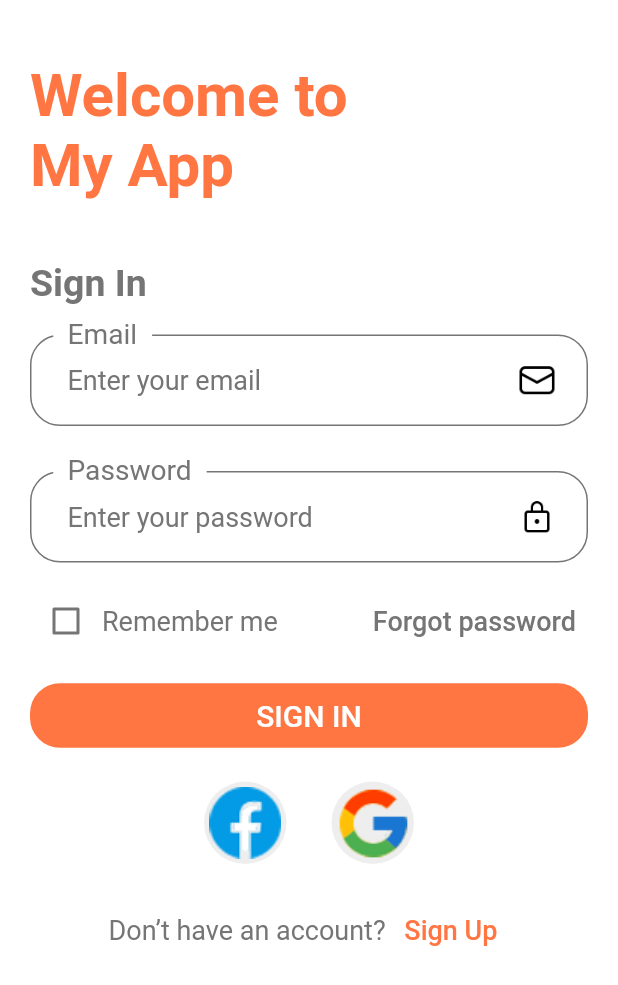
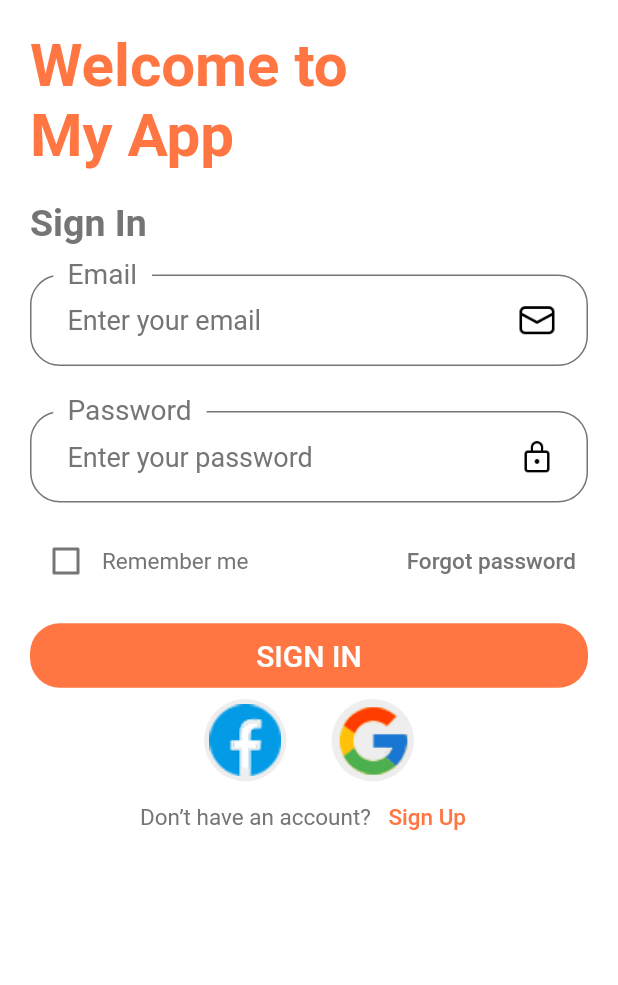
Before and after one commit to PhamChiNang151020/E-Commerce-App-Flutter-UI, a Flutter app: the screen it shows after launch, after a tap on "CONTINUE", on a phone screen of 412 x 824 dp. Shown: the top 985 px of the screen. Run offline on Flutter 3.47's test engine with Material 2 defaults, Android fonts, the phone set to English and light mode, and no system bars; missing offline and left inert: flutter_launcher_icons; Roboto replaces fonts that are missing (Kanit).

Commit message:
update SignInScreen & account

```diff
--- a/ecommerce_app/lib/screen/auth/signin/components/BodySignIn.dart
+++ b/ecommerce_app/lib/screen/auth/signin/components/BodySignIn.dart
@@ -23,10 +23,11 @@ class _BodySignInState extends State<BodySignIn> {
         child: Padding(
           padding: const EdgeInsets.symmetric(horizontal: 20),
           child: SingleChildScrollView(
+            physics: NeverScrollableScrollPhysics(),
             child: Column(
               crossAxisAlignment: CrossAxisAlignment.start,
               children: [
-                SizedBox(height: 40),
+                SizedBox(height: 20),
                 Text(
                   'Welcome to\nMy App',
                   style: TextStyle(
@@ -36,7 +37,7 @@ class _BodySignInState extends State<BodySignIn> {
                   ),
                   // textAlign: TextAlign.center,
                 ),
-                SizedBox(height: 40),
+                SizedBox(height: 20),
                 Padding(
                   padding: const EdgeInsets.only(bottom: 20),
                   child: Text(
@@ -50,16 +51,16 @@ class _BodySignInState extends State<BodySignIn> {
                   ),
                 ),
                 SignInForm(),
-                Padding(
-                  padding: const EdgeInsets.symmetric(vertical: 20),
-                  child: Row(
+                SizedBox(
+                  height: 5,
+                ),
+                Row(
                   mainAxisAlignment: MainAxisAlignment.center,
                   children: [
                     CardIcon(image: 'assets/icon/fb.png', onPress: () {}),
                     Padding(padding: EdgeInsets.symmetric(horizontal: 15)),
                     CardIcon(image: 'assets/icon/gg.png', onPress: () {}),
                   ],
-                  ),
                 ),
                 NoAccountText(),
                 SizedBox(height: 20),
@@ -85,7 +86,7 @@ class NoAccountText extends StatelessWidget {
         Text(
           "Don’t have an account? ",
           style: TextStyle(
-            fontSize: sizeText,
+            fontSize: sizeText - 3,
             color: textColor,
           ),
         ),
@@ -96,7 +97,7 @@ class NoAccountText extends StatelessWidget {
             child: Text(
               'Sign Up',
               style: TextStyle(
-                fontSize: sizeText,
+                fontSize: sizeText - 3,
                 color: defaultPrimaryColor,
               ),
             )),
--- a/ecommerce_app/lib/screen/auth/signin/components/FormSignIn.dart
+++ b/ecommerce_app/lib/screen/auth/signin/components/FormSignIn.dart
@@ -53,43 +53,7 @@ class _SignInFormState extends State<SignInForm> {
           SizedBox(height: 30),
           buildPasswordFormField(),
           SizedBox(height: 15),
-          Row(
-            mainAxisAlignment: MainAxisAlignment.spaceBetween,
-            children: [
-              Row(
-                children: [
-                  Checkbox(
-                    value: remember,
-                    activeColor: defaultPrimaryColor,
-                    onChanged: (value) {
-                      setState(() {
-                        remember = value!;
-                      });
-                    },
-                  ),
-                  Text(
-                    'Remember me',
-                    style: TextStyle(
-                      color: textColor,
-                      fontSize: sizeText,
-                    ),
-                  ),
-                ],
-              ),
-              TextButton(
-                  onPressed: () {
-                    Navigator.pushNamed(
-                        context, ForgotPasswordScreen.routeName);
-                  },
-                  child: Text(
-                    'Forgot password',
-                    style: TextStyle(
-                      color: textColor,
-                      fontSize: sizeText,
-                    ),
-                  ))
-            ],
-          ),
+          Remember_Forgot(context),
           FormError(errors: errors),
           SizedBox(height: 15),
           DefaultButton(
@@ -114,6 +78,45 @@ class _SignInFormState extends State<SignInForm> {
           )
         ],
       ),
+    );
+  }
+
+  Row Remember_Forgot(BuildContext context) {
+    return Row(
+      mainAxisAlignment: MainAxisAlignment.spaceBetween,
+      children: [
+        Row(
+          children: [
+            Checkbox(
+              value: remember,
+              activeColor: defaultPrimaryColor,
+              onChanged: (value) {
+                setState(() {
+                  remember = value!;
+                });
+              },
+            ),
+            Text(
+              'Remember me',
+              style: TextStyle(
+                color: textColor,
+                fontSize: sizeText - 3,
+              ),
+            ),
+          ],
+        ),
+        TextButton(
+            onPressed: () {
+              Navigator.pushNamed(context, ForgotPasswordScreen.routeName);
+            },
+            child: Text(
+              'Forgot password',
+              style: TextStyle(
+                color: textColor,
+                fontSize: sizeText - 3,
+              ),
+            ))
+      ],
     );
   }
 
```
Lines whose indentation alone changed are shown as unchanged.
